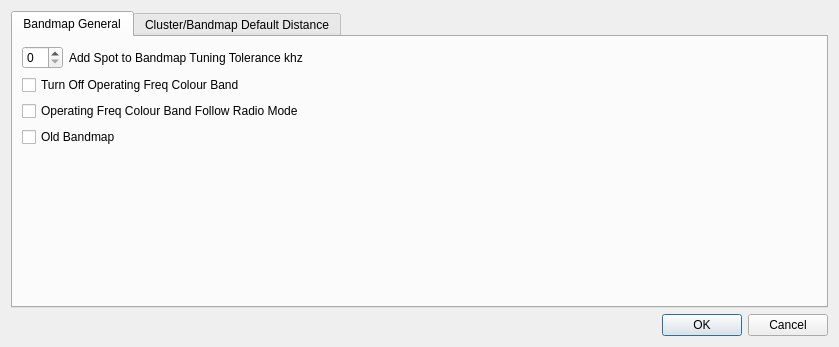
Old version of the form mqt/MqtLogger/Clusterbandmapconfigure.ui in the repository Rsclub22/Minos2-Mirror.
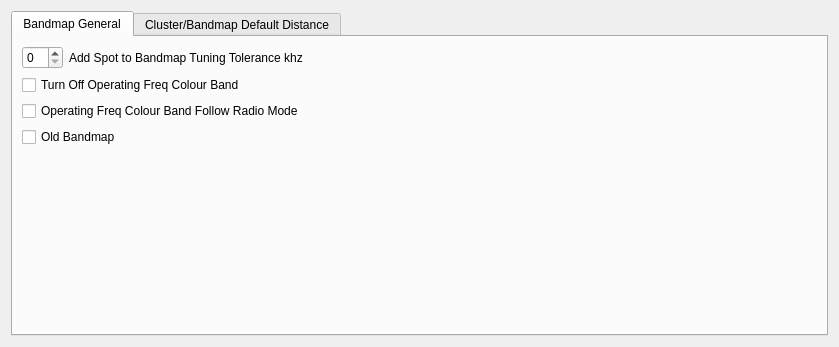
New version of the form.

Commit message: Move individual option setting dialogs to tabs of a single dialog

What changed in the file:
```diff
--- a/mqt/MqtLogger/Clusterbandmapconfigure.ui
+++ b/mqt/MqtLogger/Clusterbandmapconfigure.ui
@@ -1,7 +1,7 @@
 <?xml version="1.0" encoding="UTF-8"?>
 <ui version="4.0">
  <class>ClusterBandmapConfigure</class>
- <widget class="QDialog" name="ClusterBandmapConfigure">
+ <widget class="QFrame" name="ClusterBandmapConfigure">
   <property name="geometry">
    <rect>
     <x>0</x>
@@ -409,16 +409,6 @@
      </widget>
     </widget>
    </item>
-   <item>
-    <widget class="QDialogButtonBox" name="buttonBox">
-     <property name="orientation">
-      <enum>Qt::Horizontal</enum>
-     </property>
-     <property name="standardButtons">
-      <set>QDialogButtonBox::Cancel|QDialogButtonBox::Ok</set>
-     </property>
-    </widget>
-   </item>
   </layout>
  </widget>
  <tabstops>
```
Left out of the diff: 35 changed lines with no effect on the pictures. The commit also changes 18 other files.
